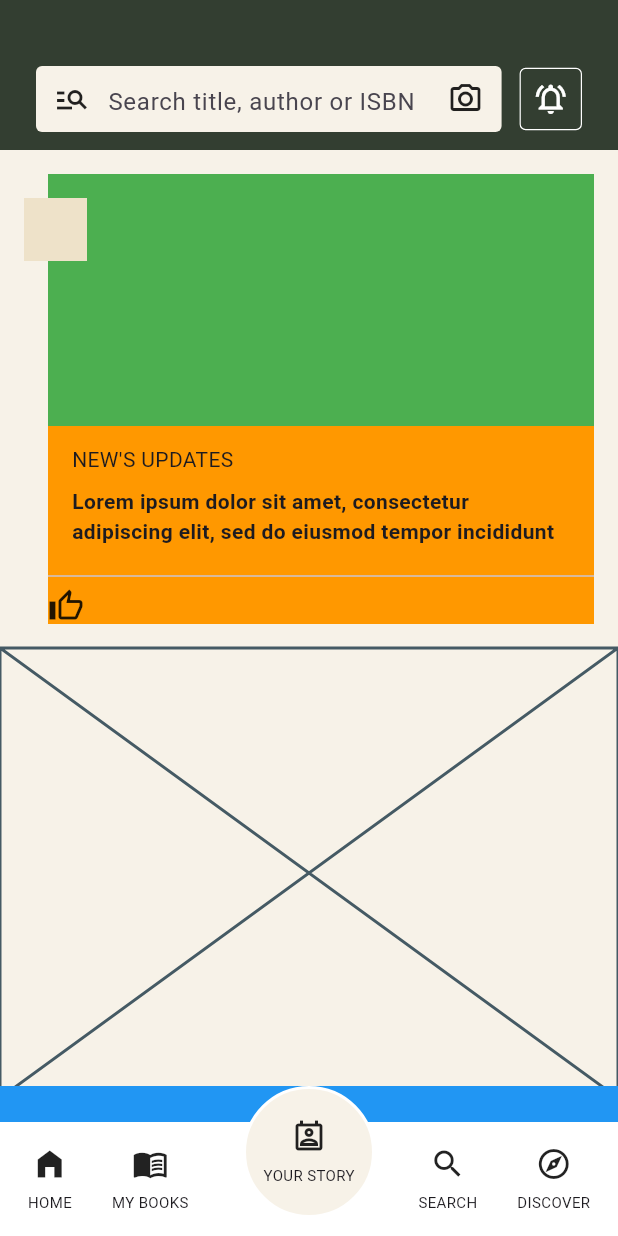
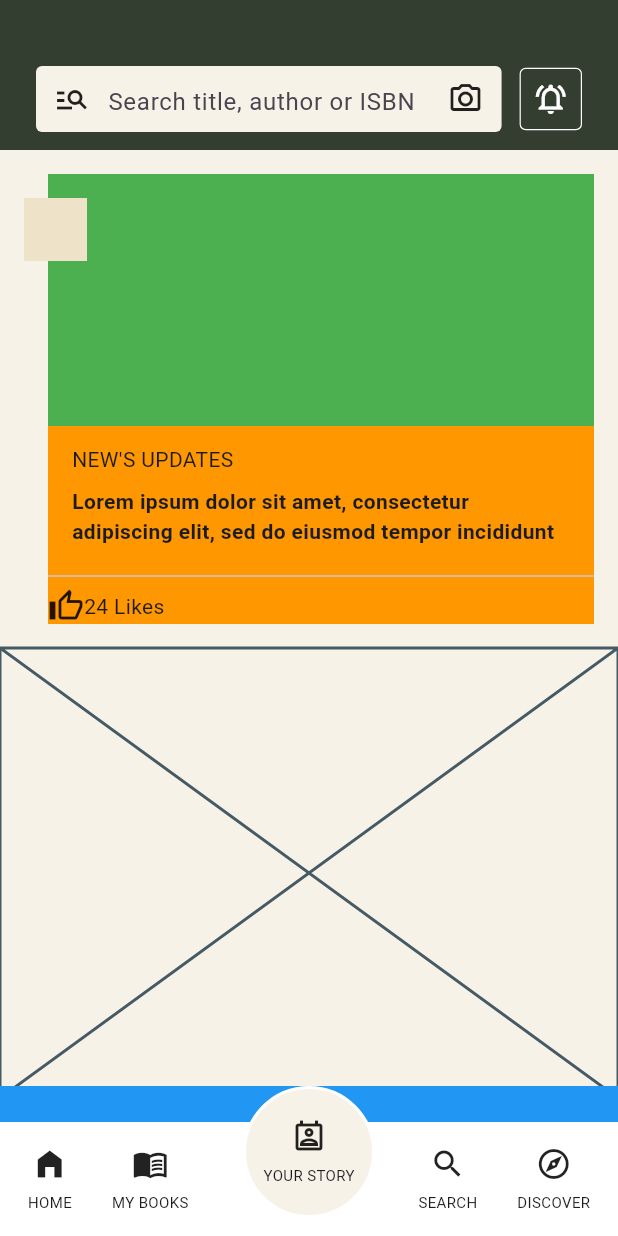
Before and after one commit to JAICHANGPARK/flutter_notebook_chapter_43, a Flutter app: the NewsFeedHomePage screen opened directly, on a phone screen of 412 x 824 dp. Run offline on Flutter 3.47's test engine with Material 3 defaults, Android fonts, the phone set to English and light mode, and no system bars; our stand-ins replace gap, hugeicons.

Commit message:
Update news_feed_home_page.dart

```diff
--- a/lib/ep2163_newsfeed_app/views/news_feed_home_page.dart
+++ b/lib/ep2163_newsfeed_app/views/news_feed_home_page.dart
@@ -128,7 +128,12 @@ class _NewsFeedHomePageState extends State<NewsFeedHomePage> {
                                           Expanded(
                                             child: Row(
                                               children: [
-                                                Icon(Icons.thumb_up_alt_outlined),
+                                                Icon(
+                                                  Icons.thumb_up_alt_outlined,
+                                                ),
+                                                Text(
+                                                  "24 Likes",
+                                                )
                                               ],
                                             ),
                                           ),
```
